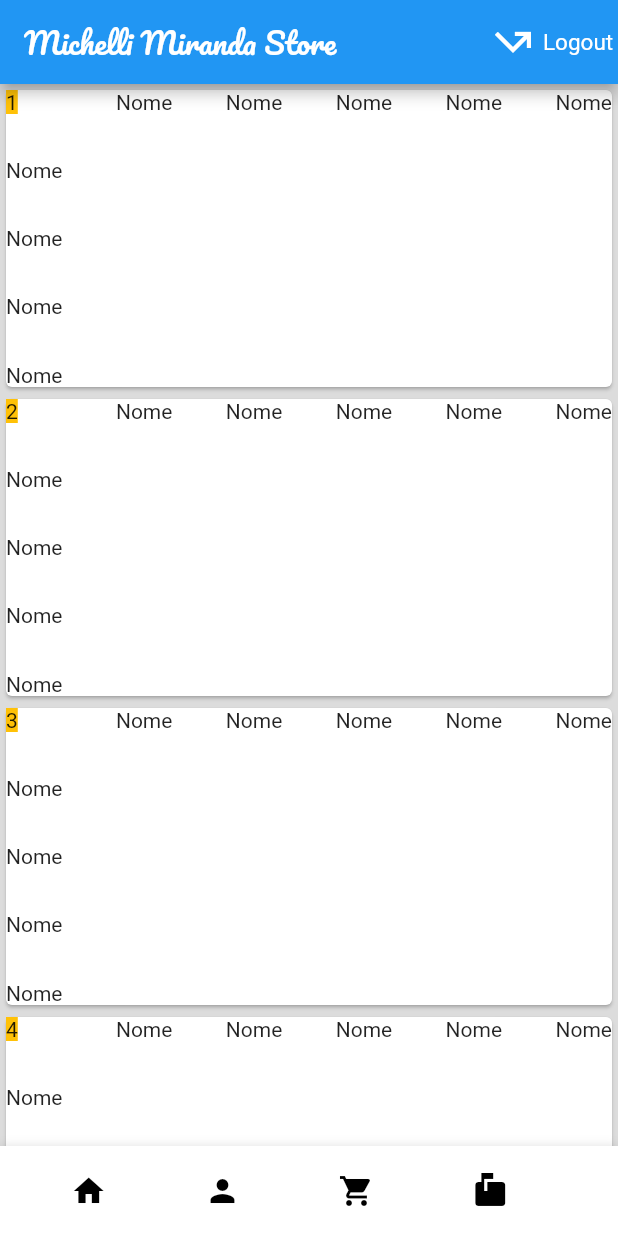
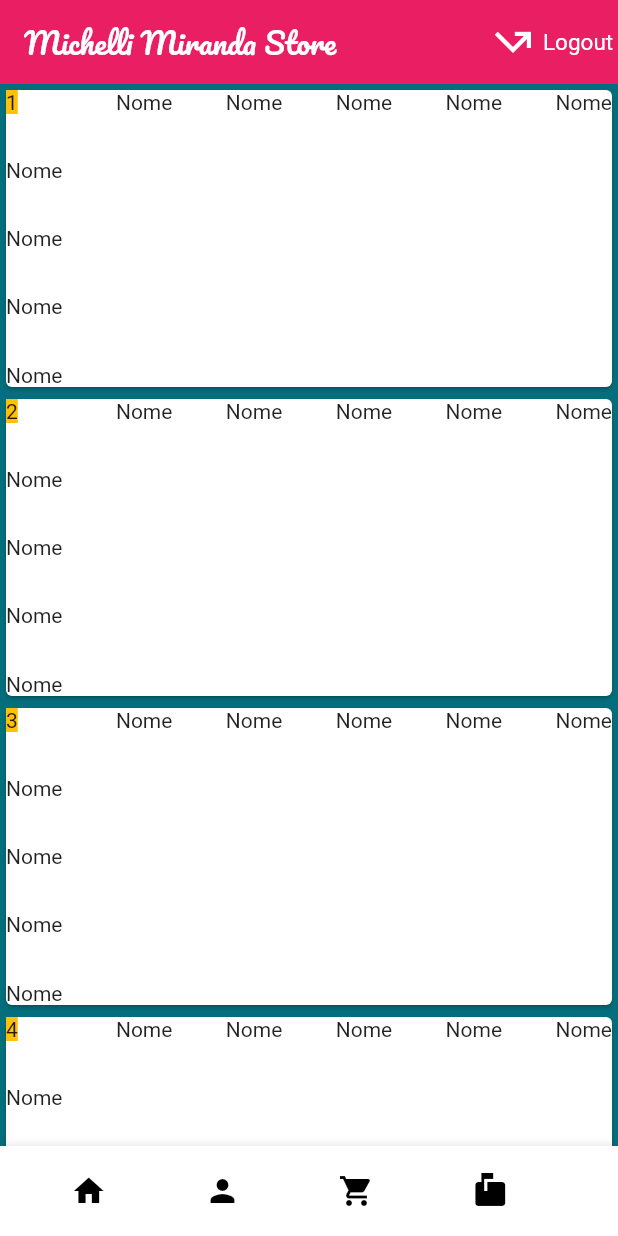
Before and after one commit to ViniciusVicco/MMStore, a Flutter app: the screen it shows after launch, on a phone screen of 412 x 824 dp. Run offline on Flutter 3.47's test engine with Material 2 defaults, Android fonts, the phone set to English and light mode, and no system bars.

Commit message:
Configurações globais das cores a partir do material app

```diff
--- a/lib/Materiais/AppBarNativa.dart
+++ b/lib/Materiais/AppBarNativa.dart
@@ -1,14 +1,11 @@
 import 'package:flutter/material.dart';
-import 'package:michellemirandastore/Materiais/ElementoCores.dart';
 import 'package:provider/provider.dart';
 
 class AppBarNativa extends StatelessWidget with PreferredSizeWidget {
-  Color cor = Colors.pink;
-  AppBarNativa(this.cor);
+
   @override
   Widget build(BuildContext context) {
     return AppBar(
-//      backgroundColor: context.watch<ElementoCores>().corAppBar,
         title: Text(
           "${"Michelli Miranda Store"}",
           style: TextStyle(
@@ -20,7 +17,7 @@ class AppBarNativa extends StatelessWidget with PreferredSizeWidget {
           Container(
             height: 30,
             width: 90,
-//          color: context.watch<ElementoCores>().corAppBar,
+
             padding: EdgeInsets.fromLTRB(0, 0, 0, 0),
             child: Row(
               children: [
@@ -52,6 +49,7 @@ class AppBarNativa extends StatelessWidget with PreferredSizeWidget {
           )
         ],
       );
+
   }
 
   @override
--- a/lib/Materiais/BottomNavyBar.dart
+++ b/lib/Materiais/BottomNavyBar.dart
@@ -18,6 +18,7 @@ class BottomNavyBar extends StatefulWidget {
 
 class _BottomNavyBarState extends State<BottomNavyBar> {
   int selectedIndex;
+  static PageController pageController = PageController();
   Color backgroundColor = Colors.white;
   static Color homeColor = Colors.red;
   static Color contaColor = Colors.yellow[900];
@@ -28,10 +29,10 @@ class _BottomNavyBarState extends State<BottomNavyBar> {
 
 
   List<NavegationItem> itens = [
-    NavegationItem(Icon(Icons.home), Text('Home'), homeColor, Home()),
-    NavegationItem(Icon(Icons.person), Text('Conta'), contaColor, LoginToBuy()),
-    NavegationItem(Icon(Icons.shopping_cart), Text('Carrinho'), carrinhoColor, Carrinho()),
-    NavegationItem(Icon(Icons.markunread_mailbox), Text('Pedidos'), pedidosColor, paginaPedidos()),
+    NavegationItem(Icon(Icons.home), Text('Home'), homeColor, Home(),pageController,1),
+    NavegationItem(Icon(Icons.person), Text('Conta'), contaColor, LoginToBuy(),pageController,2),
+    NavegationItem(Icon(Icons.shopping_cart), Text('Carrinho'), carrinhoColor, Carrinho(),pageController,3),
+    NavegationItem(Icon(Icons.markunread_mailbox), Text('Pedidos'), pedidosColor, paginaPedidos(),pageController,4),
   ];
 
   Widget _buildItem(NavegationItem item, bool isSelected){
@@ -91,14 +92,14 @@ class _BottomNavyBarState extends State<BottomNavyBar> {
         children:
         itens.map((iten){
         var itenIndex = itens.indexOf(iten);
-        if(iten.pagina == Home()){
+        if(iten.rota == Home()){
           iten.cor = Colors.white;
         }
         return GestureDetector(
           onTap: (){
             var timer = Timer(Duration(milliseconds: 500), () => Navigator.push(
               context,
-              MaterialPageRoute(builder: (context) => iten.pagina), ),
+              MaterialPageRoute(builder: (context) => iten.rota), ),
 
 );
             setState(() {
@@ -117,8 +118,19 @@ class NavegationItem {
   final Icon icon;
   Text title;
   Color cor;
-  final Widget pagina;
-  NavegationItem(this.icon, this.title, this.cor, this.pagina);
+  final Widget rota;
+  int pagina;
+  PageController _pageController;
+
+  NavegationItem(this.icon, this.title, this.cor, this.rota, this._pageController,this.pagina);
+
+  int page = 0;
+
+  void setPage(int value){
+    if(value == page) return;
+    page = value;
+    _pageController.jumpToPage(value);
+  }
 }
 //home,person,cart,mail
 //IconButton(
--- /dev/null
+++ b/lib/Materiais/Categorias.dart
@@ -0,0 +1,9 @@
+import 'package:flutter/material.dart';
+class Card extends StatelessWidget {
+  @override
+  Widget build(BuildContext context) {
+    return Drawer(
+
+    );
+  }
+}
--- a/lib/Materiais/ElementoCores.dart
+++ /dev/null
@@ -1,15 +0,0 @@
-import 'package:flutter/material.dart';
-
-class ElementoCores extends ChangeNotifier{
-  Color corAppBar;
-  Color corFundoTelas;
-
-void setAppbarRosa(){
-    corAppBar = Colors.pink;
-}
-
-void setFundoCinza(){
-    corFundoTelas  = Colors.grey[800];
-}
-
-}
--- a/lib/pages/paginaCarrinho.dart
+++ b/lib/pages/paginaCarrinho.dart
@@ -5,10 +5,9 @@ class Carrinho extends StatelessWidget {
   @override
   Widget build(BuildContext context) {
     return Scaffold(
-      appBar: AppBarNativa(Colors.pinkAccent),
+      appBar: AppBarNativa(),
       body: Container(
         constraints: BoxConstraints.expand(),
-            color: Colors.grey,
             child: Column(
               crossAxisAlignment: CrossAxisAlignment.stretch,
               children: [
--- a/lib/pages/paginaLoginToBuy.dart
+++ b/lib/pages/paginaLoginToBuy.dart
@@ -16,11 +16,10 @@ class _LoginToBuyState extends State<LoginToBuy> {
   @override
   Widget build(BuildContext context) {
     return Scaffold(
-      appBar: AppBarNativa(Colors.pink),
+      appBar: AppBarNativa(),
       body: Container(
         width: double.maxFinite,
         height: double.maxFinite,
-        color: Colors.grey[800],
       ),
 //      drawer: Center(
 //        child: Text("-"),
--- a/lib/pages/paginaPedidos.dart
+++ b/lib/pages/paginaPedidos.dart
@@ -11,9 +11,8 @@ class _paginaPedidosState extends State<paginaPedidos> {
   @override
   Widget build(BuildContext context) {
     return Scaffold(
-      appBar: AppBarNativa(Colors.pink),
+      appBar: AppBarNativa(),
       body: Container(
-        color: Colors.grey,
       ),
       bottomNavigationBar: BottomNavyBar(),
     );
--- a/lib/pages/paginaPrincipal.dart
+++ b/lib/pages/paginaPrincipal.dart
@@ -2,7 +2,7 @@ import 'package:flutter/cupertino.dart';
 import 'package:flutter/material.dart';
 import 'package:michellemirandastore/Materiais/AppBarNativa.dart';
 import 'package:michellemirandastore/Materiais/CardsProduto.dart';
-import 'package:michellemirandastore/Materiais/ElementoCores.dart';
+
 import 'package:michellemirandastore/pages/paginaLoginToBuy.dart';
 import 'package:michellemirandastore/Materiais/BottomNavyBar.dart';
 import 'package:michellemirandastore/models/produto.dart';
@@ -16,15 +16,21 @@ class Home extends StatelessWidget {
   // This widget is the root of your application.
   @override
   Widget build(BuildContext context) {
-    return ChangeNotifierProvider(
-      create: (_) => ElementoCores(),
-      child: MaterialApp(
+    return  MaterialApp(
         debugShowCheckedModeBanner: false,
         home: HomePage(titulo: "Michelle Miranda Store",),
+      theme: ThemeData(
+        primaryColor: const Color.fromARGB(255, 4, 125, 141),//Para barras
+        scaffoldBackgroundColor: const Color.fromARGB(255, 4, 125, 141), //Para o fundo de telas
+        appBarTheme: AppBarTheme(
+          elevation: 0,
+          color: Colors.pink
+        )
+      ),
 
 
-      ),
-    );
+      );
+
   }
 }
 
@@ -66,7 +72,7 @@ class HomePageState extends State<HomePage> {
   @override
   Widget build(BuildContext context) {
     return Scaffold(
-      appBar: AppBarNativa(Colors.pink),
+      appBar: AppBarNativa(),
       body: Container(
           height: MediaQuery.of(context).size.height,
           width: MediaQuery.of(context).size.width,
@@ -87,3 +93,5 @@ class HomePageState extends State<HomePage> {
     );
   }
 }
+
+//ToDO -> Criar uma página para os tipos de card, por exemplo um drawer para roupas e camisas etc, passar por parametro o tipo do card ex: cards de roupas, acessórios etc.
```
Also changed, not shown: lib/models/classeCard.dart (added, +9 -0 lines). Lines whose indentation alone changed are shown as unchanged.
